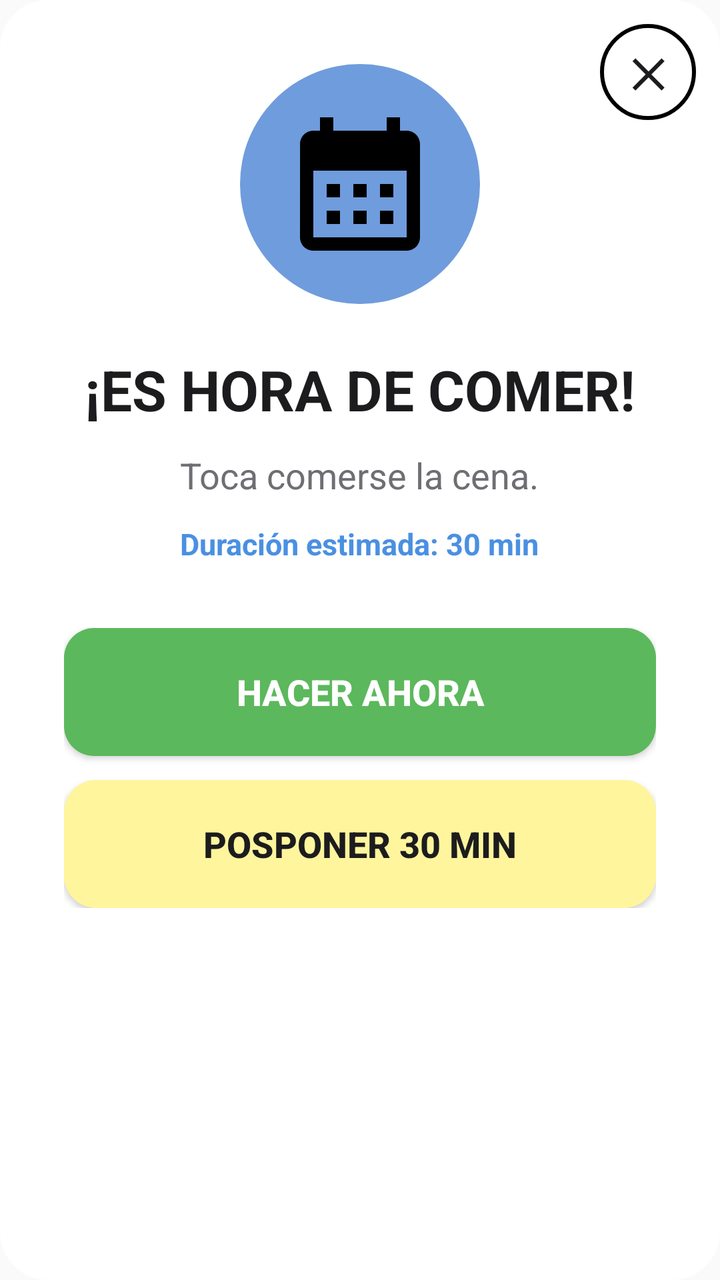
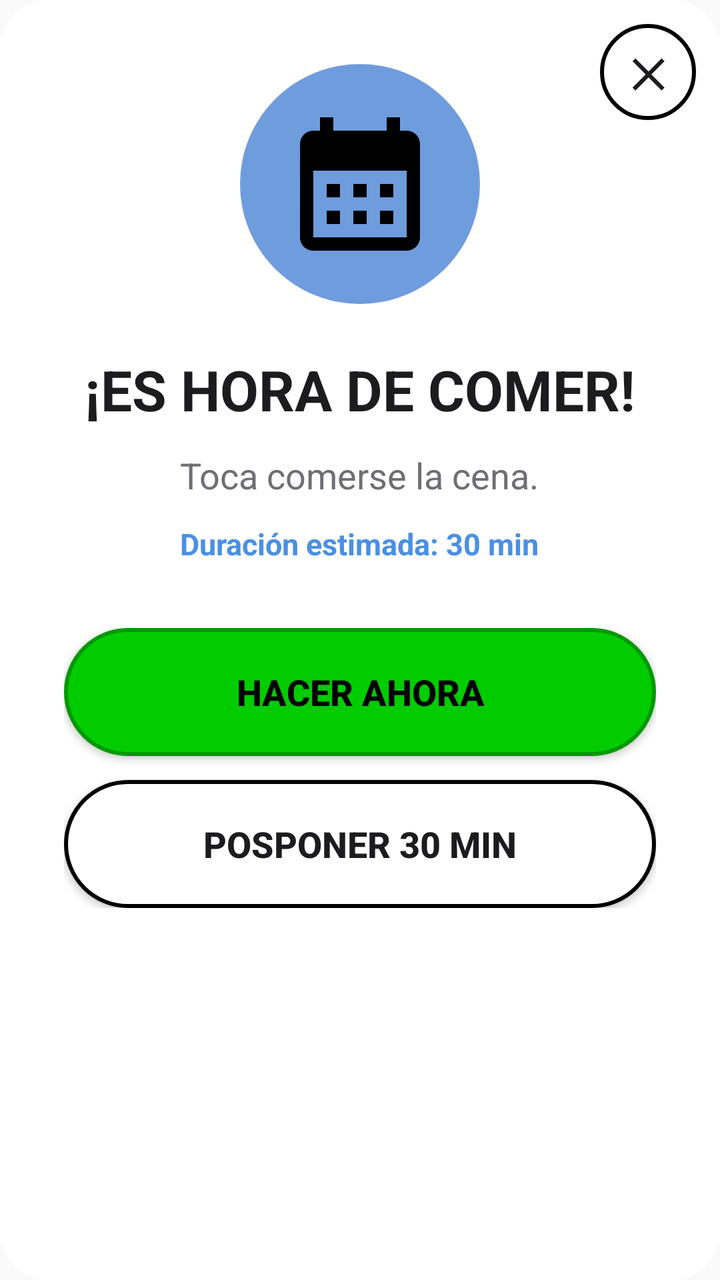

Two renders of the same Android screen: before a commit and after it. Below are the layout's source before the change and the commit's diff.
<!-- AndroidManifest.xml: application theme AppTheme.NoActionBar -->
<!-- res/layout/dialog_actividad_programada.xml -->
<?xml version="1.0" encoding="utf-8"?>
<FrameLayout
    xmlns:android="http://schemas.android.com/apk/res/android"
    android:layout_width="600dp"
    android:layout_height="wrap_content"
    android:background="@drawable/bg_dialog">

    <LinearLayout
        android:layout_width="match_parent"
        android:layout_height="wrap_content"
        android:orientation="vertical"
        android:padding="32dp"
        android:gravity="center">

        
        <FrameLayout
            android:id="@+id/frameRobotEmotion"
            android:layout_width="120dp"
            android:layout_height="120dp"
            android:background="@drawable/bg_icon_circle_blue"
            android:layout_marginBottom="24dp">
            
            <ImageView
                android:id="@+id/ivRobotEmotion"
                android:layout_width="80dp"
                android:layout_height="80dp"
                android:layout_gravity="center"
                android:src="@drawable/ic_calendario"/>
        </FrameLayout>

        
        <TextView
            android:id="@+id/tvPopupTitulo"
            android:layout_width="wrap_content"
            android:layout_height="wrap_content"
            android:text="¡ES HORA DE COMER!"
            android:textSize="28sp"
            android:textStyle="bold"
            android:textColor="#1C1C1E"
            android:gravity="center"
            android:layout_marginBottom="12dp"/>

        <TextView
            android:id="@+id/tvPopupDesc"
            android:layout_width="wrap_content"
            android:layout_height="wrap_content"
            android:text="Toca comerse la cena."
            android:textSize="18sp"
            android:textColor="#6E6E73"
            android:gravity="center"
            android:layout_marginBottom="12dp"/>

        <TextView
            android:id="@+id/tvPopupDuracion"
            android:layout_width="wrap_content"
            android:layout_height="wrap_content"
            android:text="Duración estimada: 30 min"
            android:textSize="15sp"
            android:textStyle="bold"
            android:textColor="#4A90E2"
            android:gravity="center"
            android:layout_marginBottom="32dp"/>

        
        <LinearLayout
            android:layout_width="match_parent"
            android:layout_height="wrap_content"
            android:orientation="vertical">

            <Button
                android:id="@+id/btnPopupHacerAhora"
                android:layout_width="match_parent"
                android:layout_height="64dp"
                android:text="HACER AHORA"
                android:textColor="#FFFFFF"
                android:textSize="18sp"
                android:textStyle="bold"
                android:background="@drawable/bg_btn_guardar"
                android:layout_marginBottom="12dp"/>

            <Button
                android:id="@+id/btnPopupPosponer"
                android:layout_width="match_parent"
                android:layout_height="64dp"
                android:text="POSPONER 30 MIN"
                android:textColor="#1C1C1E"
                android:textSize="18sp"
                android:textStyle="bold"
                android:background="@drawable/bg_btn_cancelar"
                android:backgroundTint="#FFF59D"/>

        </LinearLayout>
    </LinearLayout>

    <TextView
        android:id="@+id/btnPopupCerrar"
        android:layout_width="48dp"
        android:layout_height="48dp"
        android:layout_gravity="top|end"
        android:layout_marginTop="12dp"
        android:layout_marginEnd="12dp"
        android:text="✕"
        android:textSize="20sp"
        android:textStyle="bold"
        android:textColor="#1C1C1E"
        android:gravity="center"
        android:background="@drawable/bg_tipo_normal"
        android:clickable="true"
        android:focusable="true"/>

</FrameLayout>
<!-- resources referenced by this layout -->
<resources>
  <!-- drawable bg_btn_cancelar (drawable) -->
  <?xml version="1.0" encoding="utf-8"?>
  <shape xmlns:android="http://schemas.android.com/apk/res/android"
      android:shape="rectangle">
      <solid android:color="#D95C5C" />
      <corners android:radius="16dp" />
  </shape>
  <!-- drawable bg_btn_guardar (drawable) -->
  <?xml version="1.0" encoding="utf-8"?>
  <shape xmlns:android="http://schemas.android.com/apk/res/android"
      android:shape="rectangle">
      <solid android:color="#5CB85C"/>
      <corners android:radius="15dp"/>
  </shape>
  <!-- drawable bg_dialog (drawable) -->
  <?xml version="1.0" encoding="utf-8"?>
  <shape xmlns:android="http://schemas.android.com/apk/res/android"
      android:shape="rectangle">
      <solid android:color="#FFFFFF"/>
      <corners android:radius="24dp"/>
  </shape>
  <!-- drawable bg_icon_circle_blue (drawable) -->
  <?xml version="1.0" encoding="utf-8"?>
  <shape xmlns:android="http://schemas.android.com/apk/res/android"
      android:shape="oval">
      <solid android:color="#6F9CDC"/>
  </shape>
  <!-- drawable bg_tipo_normal (drawable) -->
  <?xml version="1.0" encoding="utf-8"?>
  <shape xmlns:android="http://schemas.android.com/apk/res/android"
      android:shape="rectangle">
  
      <solid android:color="#FFFFFF" />
  
      <corners android:radius="70dp" />
  
      <stroke
          android:color="#000000"
          android:width="2dp" />
  
  </shape>
  <!-- drawable ic_calendario (drawable) -->
  <vector xmlns:android="http://schemas.android.com/apk/res/android" android:height="24dp" android:tint="#000000" android:viewportHeight="24" android:viewportWidth="24" android:width="24dp">
        
      <path android:fillColor="@android:color/white" android:pathData="M19,4h-1V2h-2v2H8V2H6v2H5C3.89,4 3.01,4.9 3.01,6L3,20c0,1.1 0.89,2 2,2h14c1.1,0 2,-0.9 2,-2V6C21,4.9 20.1,4 19,4zM19,20H5V10h14V20zM9,14H7v-2h2V14zM13,14h-2v-2h2V14zM17,14h-2v-2h2V14zM9,18H7v-2h2V18zM13,18h-2v-2h2V18zM17,18h-2v-2h2V18z"/>
      
  </vector>
  <style name="AppTheme.NoActionBar">
          <item name="windowActionBar">false</item>
          <item name="windowNoTitle">true</item>
          <item name="android:statusBarColor">@color/fondo_app</item>
          <item name="android:windowLightStatusBar">true</item>
      </style>
  <color name="fondo_app">#F2F2F7</color>
</resources>

<!-- the commit's change to res/layout/dialog_actividad_programada.xml (unified diff, before → after) -->
@@ -72,10 +72,10 @@
                 android:layout_width="match_parent"
                 android:layout_height="64dp"
                 android:text="HACER AHORA"
-                android:textColor="#FFFFFF"
+                android:textColor="#000000"
                 android:textSize="18sp"
                 android:textStyle="bold"
-                android:background="@drawable/bg_btn_guardar"
+                android:background="@drawable/bg_tipo_correcto"
                 android:layout_marginBottom="12dp"/>
 
             <Button
@@ -86,8 +86,7 @@
                 android:textColor="#1C1C1E"
                 android:textSize="18sp"
                 android:textStyle="bold"
-                android:background="@drawable/bg_btn_cancelar"
-                android:backgroundTint="#FFF59D"/>
+                android:background="@drawable/bg_tipo_normal"/>
 
         </LinearLayout>
     </LinearLayout>
<!-- resource entries referenced after the edit -->
@@ -1,19 +1,5 @@
 <!-- resources referenced by this layout -->
 <resources>
-  <!-- drawable bg_btn_cancelar (drawable) -->
-  <?xml version="1.0" encoding="utf-8"?>
-  <shape xmlns:android="http://schemas.android.com/apk/res/android"
-      android:shape="rectangle">
-      <solid android:color="#D95C5C" />
-      <corners android:radius="16dp" />
-  </shape>
-  <!-- drawable bg_btn_guardar (drawable) -->
-  <?xml version="1.0" encoding="utf-8"?>
-  <shape xmlns:android="http://schemas.android.com/apk/res/android"
-      android:shape="rectangle">
-      <solid android:color="#5CB85C"/>
-      <corners android:radius="15dp"/>
-  </shape>
   <!-- drawable bg_dialog (drawable) -->
   <?xml version="1.0" encoding="utf-8"?>
   <shape xmlns:android="http://schemas.android.com/apk/res/android"
@@ -26,6 +12,14 @@
   <shape xmlns:android="http://schemas.android.com/apk/res/android"
       android:shape="oval">
       <solid android:color="#6F9CDC"/>
+  </shape>
+  <!-- drawable bg_tipo_correcto (drawable) -->
+  <?xml version="1.0" encoding="utf-8"?>
+  <shape xmlns:android="http://schemas.android.com/apk/res/android"
+      android:shape="rectangle">
+      <solid android:color="#00CC00" />
+      <corners android:radius="70dp" />
+      <stroke android:color="#009900" android:width="2dp" />
   </shape>
   <!-- drawable bg_tipo_normal (drawable) -->
   <?xml version="1.0" encoding="utf-8"?>
